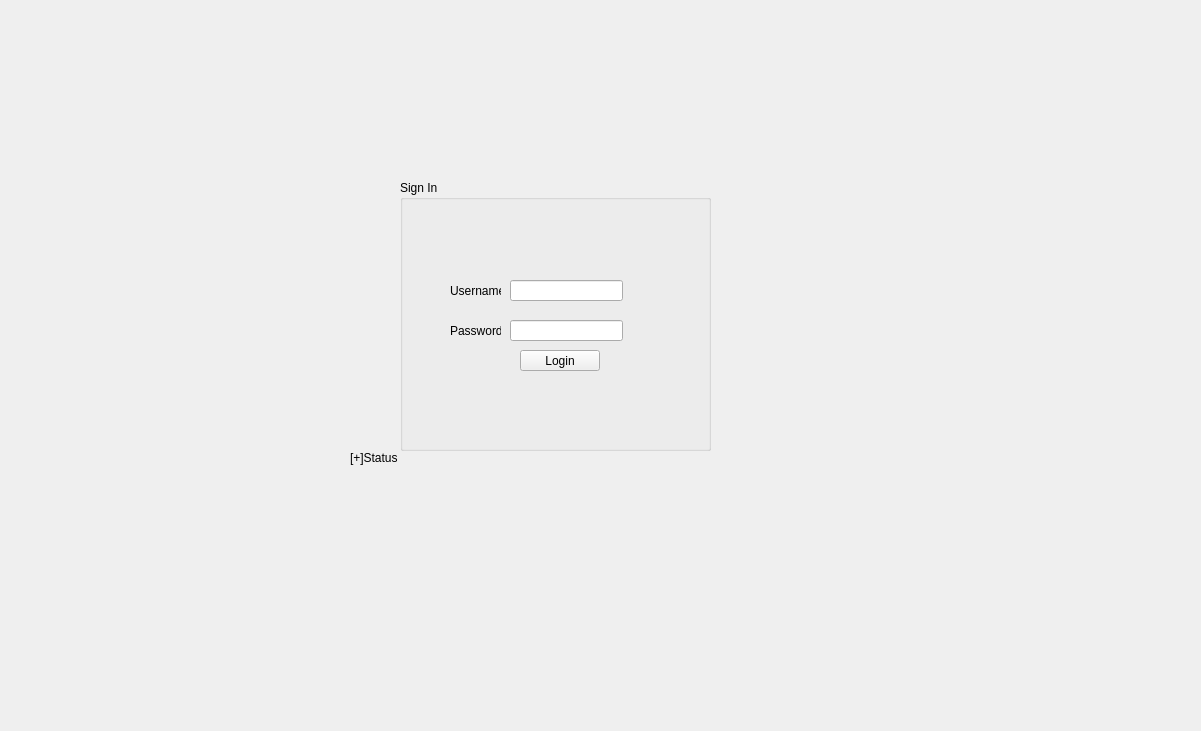
This is European-Vacation-Program/loginwindow.ui in AaronGeesink/CS1D-European-Vacation-Project as Qt 5 draws it before an edit. The edited form follows.
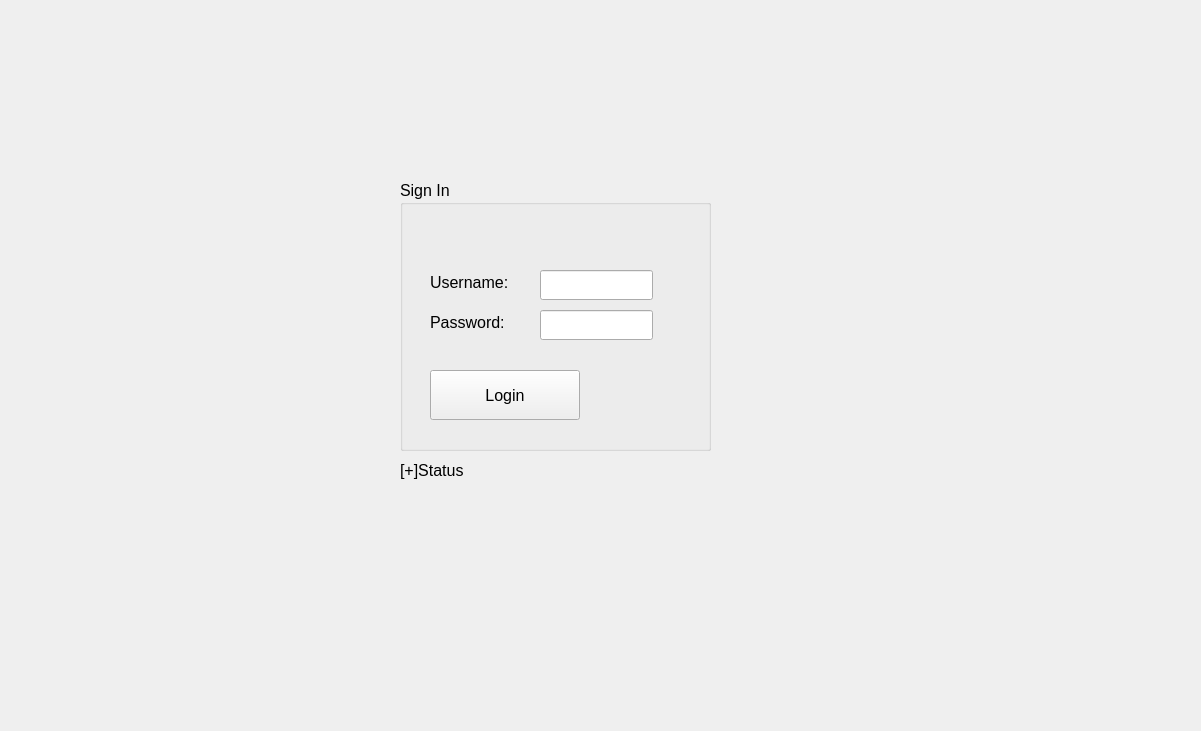
This is the edited form.

```diff
--- a/European-Vacation-Program/loginwindow.ui
+++ b/European-Vacation-Program/loginwindow.ui
@@ -10,28 +10,45 @@
     <height>731</height>
    </rect>
   </property>
+  <property name="font">
+   <font>
+    <pointsize>12</pointsize>
+   </font>
+  </property>
   <property name="windowTitle">
    <string>Form</string>
   </property>
   <widget class="QLineEdit" name="usernameLineEdit">
    <property name="geometry">
     <rect>
-     <x>510</x>
-     <y>280</y>
+     <x>540</x>
+     <y>270</y>
      <width>113</width>
-     <height>21</height>
+     <height>30</height>
     </rect>
    </property>
+   <property name="minimumSize">
+    <size>
+     <width>0</width>
+     <height>30</height>
+    </size>
+   </property>
   </widget>
   <widget class="QLineEdit" name="passwordLineEdit">
    <property name="geometry">
     <rect>
-     <x>510</x>
-     <y>320</y>
+     <x>540</x>
+     <y>310</y>
      <width>113</width>
-     <height>21</height>
+     <height>30</height>
     </rect>
    </property>
+   <property name="minimumSize">
+    <size>
+     <width>0</width>
+     <height>30</height>
+    </size>
+   </property>
    <property name="echoMode">
     <enum>QLineEdit::Password</enum>
    </property>
@@ -39,12 +56,18 @@
   <widget class="QLabel" name="usernameLabel">
    <property name="geometry">
     <rect>
-     <x>450</x>
-     <y>280</y>
-     <width>51</width>
-     <height>21</height>
+     <x>430</x>
+     <y>270</y>
+     <width>100</width>
+     <height>25</height>
     </rect>
    </property>
+   <property name="minimumSize">
+    <size>
+     <width>100</width>
+     <height>25</height>
+    </size>
+   </property>
    <property name="text">
     <string>Username:</string>
    </property>
@@ -52,12 +75,18 @@
   <widget class="QLabel" name="passwordLabel">
    <property name="geometry">
     <rect>
-     <x>450</x>
-     <y>320</y>
-     <width>51</width>
-     <height>21</height>
+     <x>430</x>
+     <y>310</y>
+     <width>100</width>
+     <height>25</height>
     </rect>
    </property>
+   <property name="minimumSize">
+    <size>
+     <width>100</width>
+     <height>25</height>
+    </size>
+   </property>
    <property name="text">
     <string>Password:</string>
    </property>
@@ -65,12 +94,18 @@
   <widget class="QLabel" name="statusLabel">
    <property name="geometry">
     <rect>
-     <x>350</x>
+     <x>400</x>
      <y>450</y>
      <width>341</width>
-     <height>16</height>
+     <height>40</height>
     </rect>
    </property>
+   <property name="minimumSize">
+    <size>
+     <width>0</width>
+     <height>40</height>
+    </size>
+   </property>
    <property name="text">
     <string>[+]Status</string>
    </property>
@@ -90,12 +125,18 @@
    <widget class="QPushButton" name="loginButton">
     <property name="geometry">
      <rect>
-      <x>120</x>
-      <y>170</y>
-      <width>80</width>
-      <height>21</height>
+      <x>30</x>
+      <y>190</y>
+      <width>150</width>
+      <height>50</height>
      </rect>
     </property>
+    <property name="minimumSize">
+     <size>
+      <width>150</width>
+      <height>50</height>
+     </size>
+    </property>
     <property name="text">
      <string>Login</string>
     </property>
```
